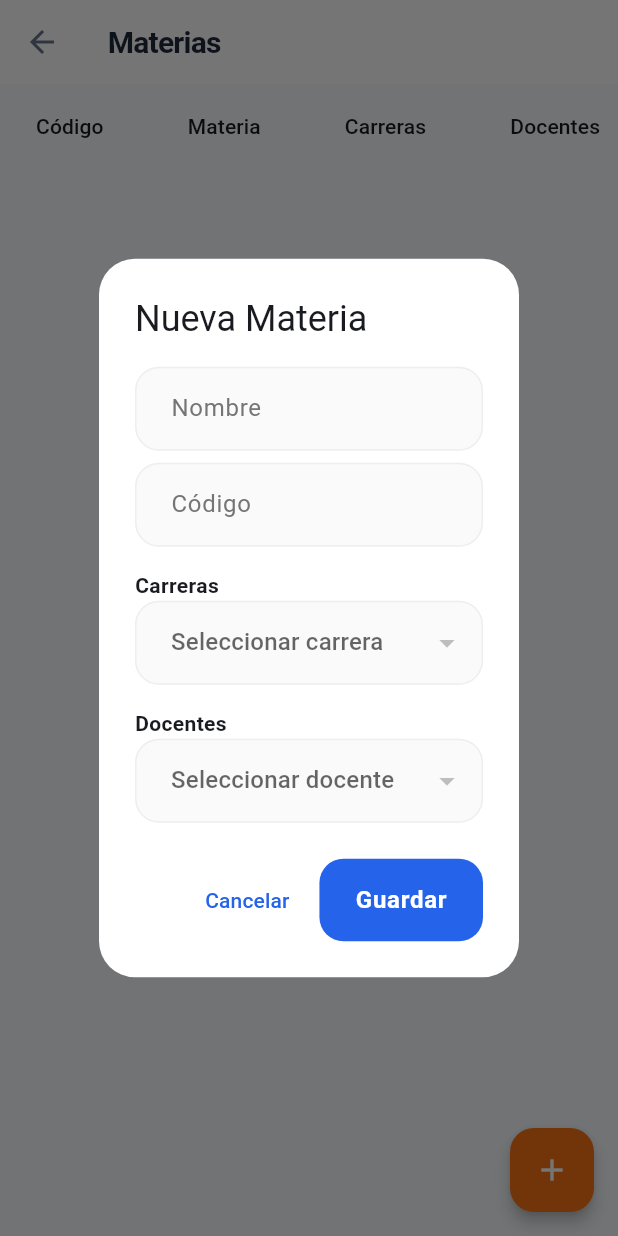
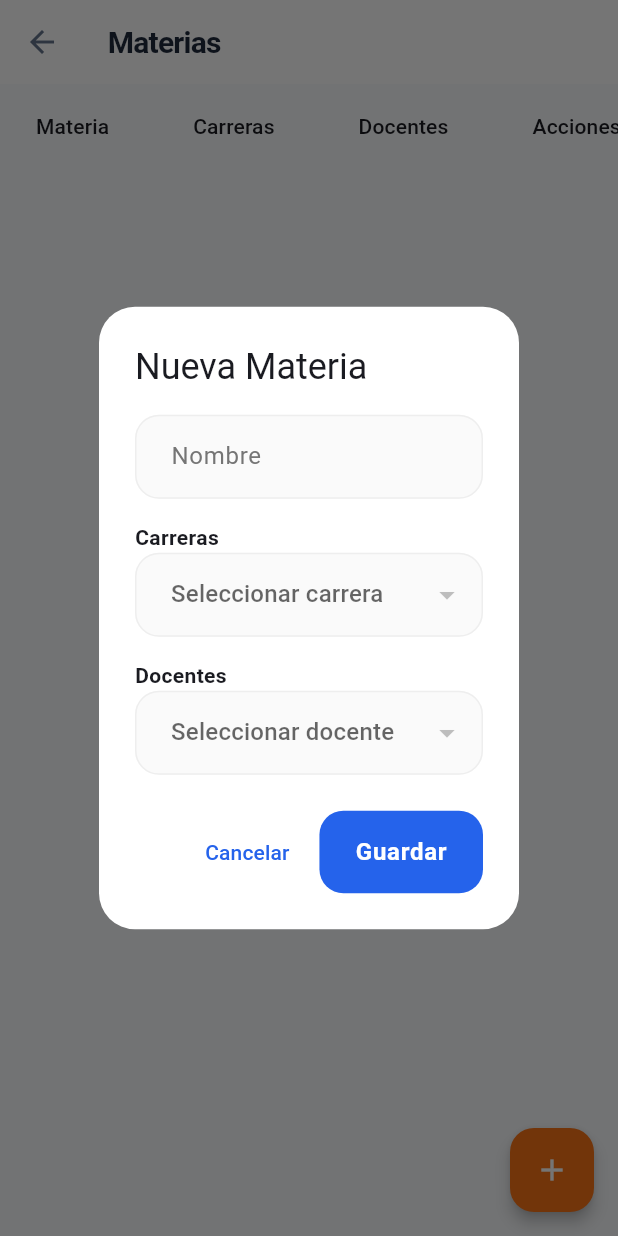
Before and after one commit to JoselynD26/Front-Sistema, a Flutter app: the MateriasScreen screen opened directly with empty values, after a tap on the "add" icon, on a phone screen of 412 x 824 dp. Run offline on Flutter 3.47's test engine with Material 3 defaults, Android fonts, the phone set to English and light mode, and no system bars; our stand-ins replace file_picker, flutter_secure_storage; missing offline and left inert: dart:html, dart:ui_web, syncfusion_flutter_pdfviewer; accounts and stored records are empty; network calls fail.

Commit message:
Materia Resuelto

```diff
--- a/lib/screens/materia_screen.dart
+++ b/lib/screens/materia_screen.dart
@@ -19,7 +19,6 @@ class _MateriasScreenState extends State<MateriasScreen> {
   bool cargando = true;
 
   final _nombreController = TextEditingController();
-  final _codigoController = TextEditingController();
 
   List<int> carrerasSeleccionadas = [];
   List<int> docentesSeleccionados = [];
@@ -61,7 +60,6 @@ class _MateriasScreenState extends State<MateriasScreen> {
   void _abrirFormulario({Map<String, dynamic>? materia}) {
     if (materia != null) {
       _nombreController.text = materia["nombre"] ?? "";
-      _codigoController.text = materia["codigo"] ?? "";
 
       // 🔥 AQUI ESTA LA CLAVE
       carrerasSeleccionadas = List<int>.from(
@@ -73,7 +71,6 @@ class _MateriasScreenState extends State<MateriasScreen> {
       );
     } else {
       _nombreController.clear();
-      _codigoController.clear();
       carrerasSeleccionadas = [];
       docentesSeleccionados = [];
     }
@@ -97,12 +94,7 @@ class _MateriasScreenState extends State<MateriasScreen> {
                       decoration:
                           const InputDecoration(labelText: "Nombre"),
                     ),
-                    const SizedBox(height: 8),
-                    TextField(
-                      controller: _codigoController,
-                      decoration:
-                          const InputDecoration(labelText: "Código"),
-                    ),
+
 
                     const SizedBox(height: 16),
                     const Text("Carreras",
@@ -139,7 +131,6 @@ class _MateriasScreenState extends State<MateriasScreen> {
 
                           final datos = {
                             "nombre": _nombreController.text.trim(),
-                            "codigo": _codigoController.text.trim(),
                             "carrera_ids": carrerasSeleccionadas,
                             "docente_ids": docentesSeleccionados,
                             "sede_ids": [widget.idSede],
@@ -252,7 +243,6 @@ class _MateriasScreenState extends State<MateriasScreen> {
               scrollDirection: Axis.horizontal,
               child: DataTable(
                 columns: const [
-                  DataColumn(label: Text("Código")),
                   DataColumn(label: Text("Materia")),
                   DataColumn(label: Text("Carreras")),
                   DataColumn(label: Text("Docentes")),
@@ -260,7 +250,6 @@ class _MateriasScreenState extends State<MateriasScreen> {
                 ],
                 rows: materias.map((m) {
                   return DataRow(cells: [
-                    DataCell(Text(m["codigo"] ?? "")),
                     DataCell(Text(m["nombre"] ?? "")),
                     DataCell(Text(
                       (m["carreras"] as List)
```
Also changed, not shown: flutter_02.png (added).
